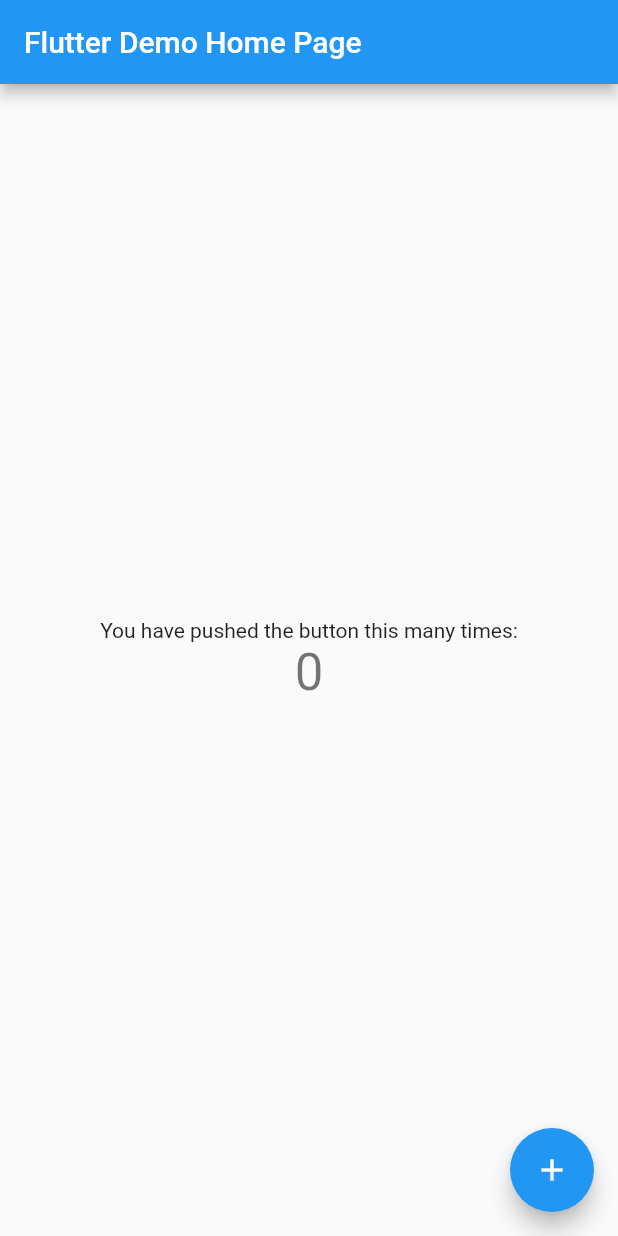
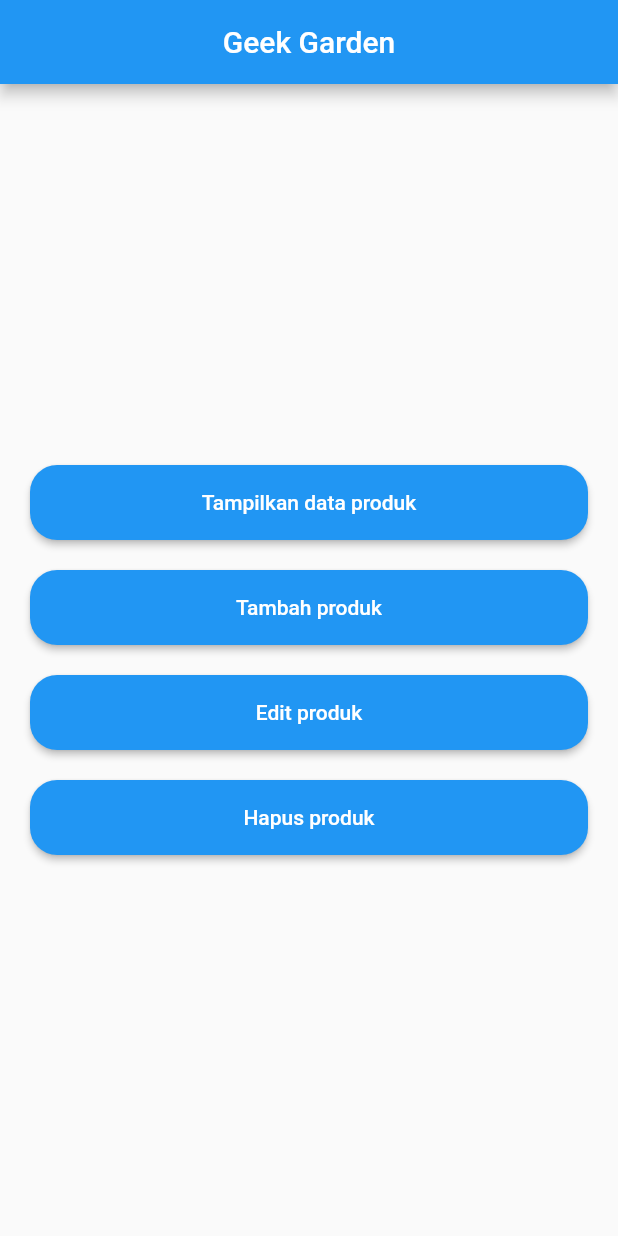
Before and after one commit to edwinkesuma/test_geekgarden, a Flutter app: the screen it shows after launch, on a phone screen of 412 x 824 dp. Run offline on Flutter 3.47's test engine with Material 2 defaults, Android fonts, the phone set to English and light mode, and no system bars.

Commit message:
basic ui

```diff
--- /dev/null
+++ b/lib/core/common/custom_button.dart
@@ -0,0 +1,30 @@
+import 'package:flutter/material.dart';
+import 'package:flutter/src/foundation/key.dart';
+import 'package:flutter/src/widgets/framework.dart';
+
+class CustomButton extends StatelessWidget {
+  final Function() onPress;
+  final String title;
+  const CustomButton({Key? key, required this.onPress, required this.title})
+      : super(key: key);
+
+  @override
+  Widget build(BuildContext context) {
+    return Padding(
+      padding: const EdgeInsets.symmetric(horizontal: 20),
+      child: ElevatedButton(
+        onPressed: onPress,
+        style: ElevatedButton.styleFrom(
+          minimumSize: const Size(
+            double.infinity,
+            50,
+          ),
+          shape: RoundedRectangleBorder(
+            borderRadius: BorderRadius.circular(18),
+          ),
+        ),
+        child: Text(title),
+      ),
+    );
+  }
+}
--- /dev/null
+++ b/lib/core/constans/constants.dart
@@ -0,0 +1 @@
+class Constan {}
--- /dev/null
+++ b/lib/feature/products/screens/main_product_screen.dart
@@ -0,0 +1,76 @@
+import 'package:flutter/material.dart';
+import 'package:flutter/src/foundation/key.dart';
+import 'package:flutter/src/widgets/framework.dart';
+import 'package:test_geekgarden/core/common/custom_button.dart';
+import 'package:test_geekgarden/feature/products/screens/add_edit_product_screen.dart';
+import 'package:test_geekgarden/feature/products/screens/delete_product_screen.dart';
+import 'package:test_geekgarden/feature/products/screens/show_all_products.dart';
+
+class MainProductScreen extends StatelessWidget {
+  const MainProductScreen({Key? key}) : super(key: key);
+
+  @override
+  Widget build(BuildContext context) {
+    return Scaffold(
+      appBar: AppBar(
+        title: const Text("Geek Garden"),
+        centerTitle: true,
+      ),
+      body: Center(
+        child: Column(
+          mainAxisAlignment: MainAxisAlignment.center,
+          children: [
+            CustomButton(
+                title: "Tampilkan data produk",
+                onPress: () {
+                  Navigator.push(
+                      context,
+                      MaterialPageRoute(
+                        builder: (context) => ShowAllProducts(),
+                      ));
+                }),
+            const SizedBox(
+              height: 20,
+            ),
+            CustomButton(
+                title: "Tambah produk",
+                onPress: () {
+                  Navigator.push(
+                      context,
+                      MaterialPageRoute(
+                        builder: (context) => AddEditProductScreen(
+                          isEdit: false,
+                        ),
+                      ));
+                }),
+            const SizedBox(
+              height: 20,
+            ),
+            CustomButton(
+                title: "Edit produk",
+                onPress: () {
+                  Navigator.push(
+                      context,
+                      MaterialPageRoute(
+                        builder: (context) =>
+                            AddEditProductScreen(isEdit: true),
+                      ));
+                }),
+            const SizedBox(
+              height: 20,
+            ),
+            CustomButton(
+                title: "Hapus produk",
+                onPress: () {
+                  Navigator.push(
+                      context,
+                      MaterialPageRoute(
+                        builder: (context) => DeleteProduct(),
+                      ));
+                }),
+          ],
+        ),
+      ),
+    );
+  }
+}
--- a/lib/main.dart
+++ b/lib/main.dart
@@ -1,4 +1,5 @@
 import 'package:flutter/material.dart';
+import 'package:test_geekgarden/feature/products/screens/main_product_screen.dart';
 
 void main() {
   runApp(const MyApp());
@@ -7,109 +8,15 @@
 class MyApp extends StatelessWidget {
   const MyApp({Key? key}) : super(key: key);
 
-  // This widget is the root of your application.
   @override
   Widget build(BuildContext context) {
     return MaterialApp(
-      title: 'Flutter Demo',
+      debugShowCheckedModeBanner: false,
+      title: 'Geek Garden',
       theme: ThemeData(
-        // This is the theme of your application.
-        //
-        // Try running your application with "flutter run". You'll see the
-        // application has a blue toolbar. Then, without quitting the app, try
-        // changing the primarySwatch below to Colors.green and then invoke
-        // "hot reload" (press "r" in the console where you ran "flutter run",
-        // or simply save your changes to "hot reload" in a Flutter IDE).
-        // Notice that the counter didn't reset back to zero; the application
-        // is not restarted.
         primarySwatch: Colors.blue,
       ),
-      home: const MyHomePage(title: 'Flutter Demo Home Page'),
+      home: const MainProductScreen(),
     );
   }
 }
-
-class MyHomePage extends StatefulWidget {
-  const MyHomePage({Key? key, required this.title}) : super(key: key);
-
-  // This widget is the home page of your application. It is stateful, meaning
-  // that it has a State object (defined below) that contains fields that affect
-  // how it looks.
-
-  // This class is the configuration for the state. It holds the values (in this
-  // case the title) provided by the parent (in this case the App widget) and
-  // used by the build method of the State. Fields in a Widget subclass are
-  // always marked "final".
-
-  final String title;
-
-  @override
-  State<MyHomePage> createState() => _MyHomePageState();
-}
-
-class _MyHomePageState extends State<MyHomePage> {
-  int _counter = 0;
-
-  void _incrementCounter() {
-    setState(() {
-      // This call to setState tells the Flutter framework that something has
-      // changed in this State, which causes it to rerun the build method below
-      // so that the display can reflect the updated values. If we changed
-      // _counter without calling setState(), then the build method would not be
-      // called again, and so nothing would appear to happen.
-      _counter++;
-    });
-  }
-
-  @override
-  Widget build(BuildContext context) {
-    // This method is rerun every time setState is called, for instance as done
-    // by the _incrementCounter method above.
-    //
-    // The Flutter framework has been optimized to make rerunning build methods
-    // fast, so that you can just rebuild anything that needs updating rather
-    // than having to individually change instances of widgets.
-    return Scaffold(
-      appBar: AppBar(
-        // Here we take the value from the MyHomePage object that was created by
-        // the App.build method, and use it to set our appbar title.
-        title: Text(widget.title),
-      ),
-      body: Center(
-        // Center is a layout widget. It takes a single child and positions it
-        // in the middle of the parent.
-        child: Column(
-          // Column is also a layout widget. It takes a list of children and
-          // arranges them vertically. By default, it sizes itself to fit its
-          // children horizontally, and tries to be as tall as its parent.
-          //
-          // Invoke "debug painting" (press "p" in the console, choose the
-          // "Toggle Debug Paint" action from the Flutter Inspector in Android
-          // Studio, or the "Toggle Debug Paint" command in Visual Studio Code)
-          // to see the wireframe for each widget.
-          //
-          // Column has various properties to control how it sizes itself and
-          // how it positions its children. Here we use mainAxisAlignment to
-          // center the children vertically; the main axis here is the vertical
-          // axis because Columns are vertical (the cross axis would be
-          // horizontal).
-          mainAxisAlignment: MainAxisAlignment.center,
-          children: <Widget>[
-            const Text(
-              'You have pushed the button this many times:',
-            ),
-            Text(
-              '$_counter',
-              style: Theme.of(context).textTheme.headline4,
-            ),
-          ],
-        ),
-      ),
-      floatingActionButton: FloatingActionButton(
-        onPressed: _incrementCounter,
-        tooltip: 'Increment',
-        child: const Icon(Icons.add),
-      ), // This trailing comma makes auto-formatting nicer for build methods.
-    );
-  }
-}
```
Also changed, not shown: lib/core/common/custom_text_field.dart (added, +39 -0 lines), lib/feature/products/screens/add_edit_product_screen.dart (added, +64 -0 lines), lib/feature/products/screens/delete_product_screen.dart (added, +36 -0 lines), lib/feature/products/screens/show_all_products.dart (added, +302 -0 lines).
